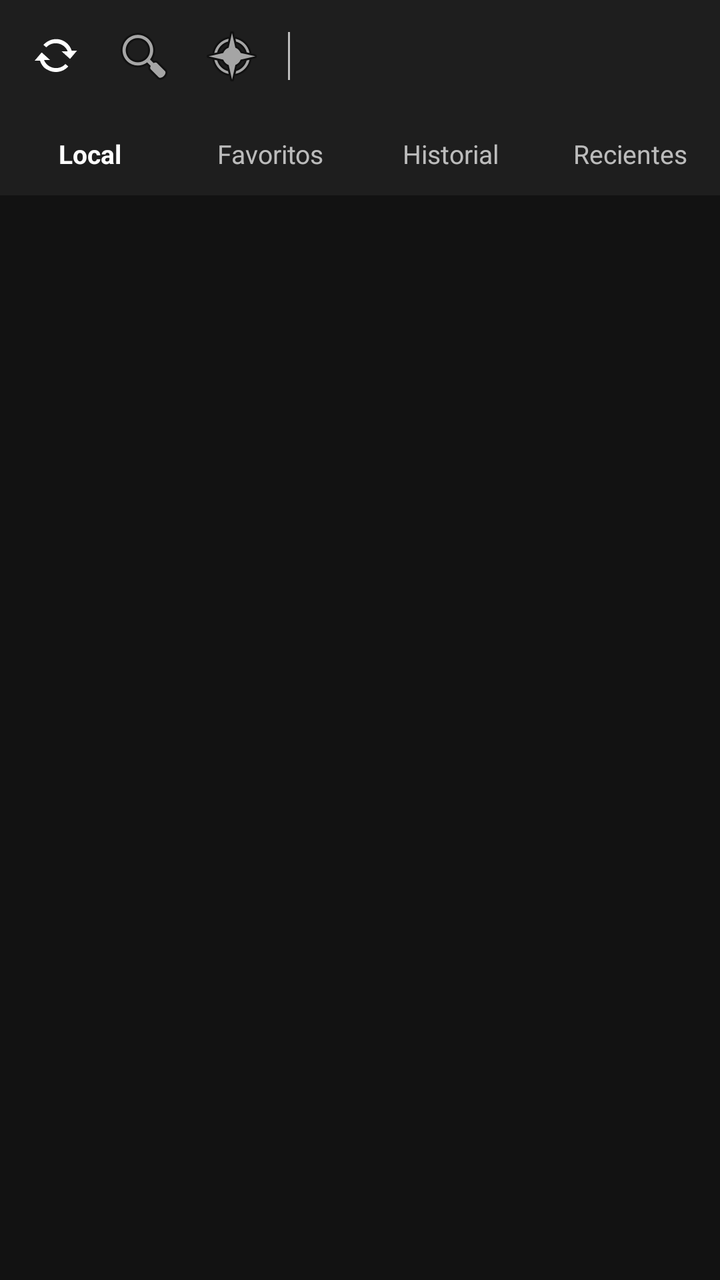
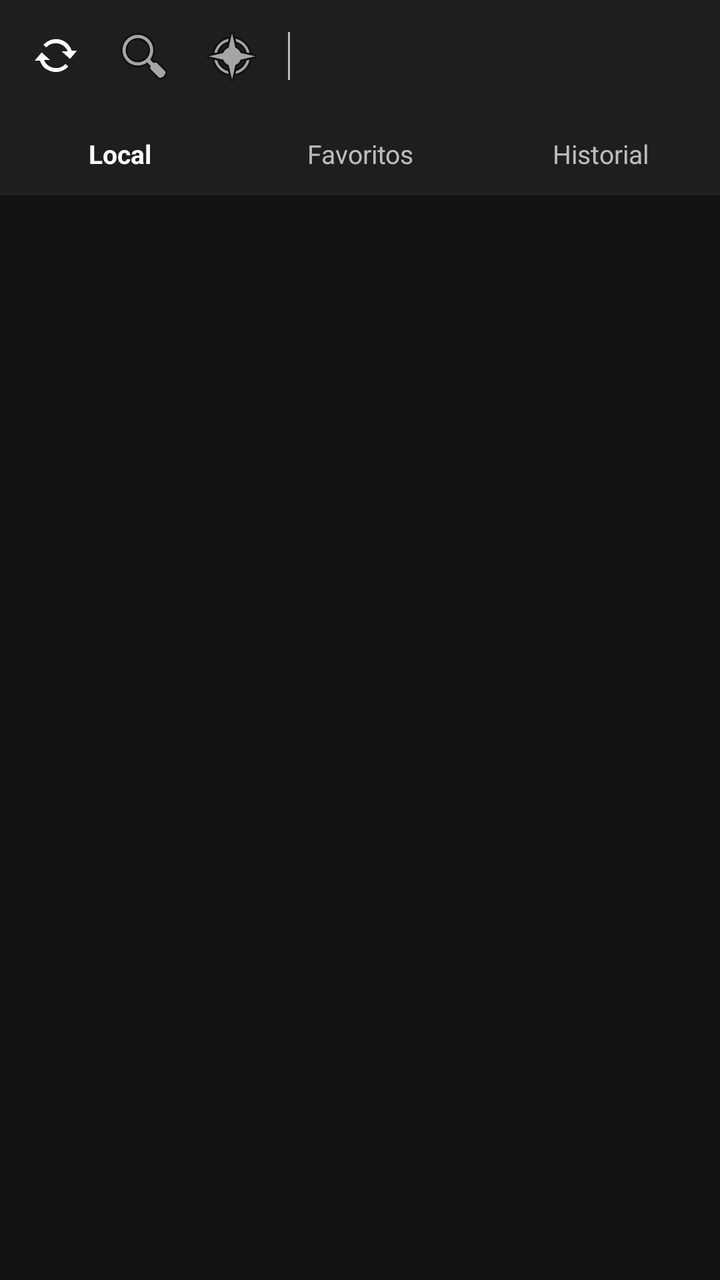

Screens rendered from an Android XML layout before and after an edit, with the pre-edit source and the edit as a unified diff.
<!-- AndroidManifest.xml: application theme Theme.MangaReader -->
<!-- res/layout/activity_library.xml -->
<?xml version="1.0" encoding="utf-8"?>
<LinearLayout xmlns:android="http://schemas.android.com/apk/res/android"
    android:layout_width="match_parent"
    android:layout_height="match_parent"
    android:orientation="vertical"
    android:focusableInTouchMode="true"
    android:focusable="true"
    android:background="@color/dark_bg">

    <LinearLayout
        android:layout_width="match_parent"
        android:layout_height="wrap_content"
        android:orientation="horizontal"
        android:padding="8dp"
        android:background="@color/dark_surface"
        android:gravity="center_vertical">

        <ImageButton
            android:id="@+id/btnRefresh"
            android:layout_width="40dp"
            android:layout_height="40dp"
            android:background="?attr/selectableItemBackgroundBorderless"
            android:src="@android:drawable/stat_notify_sync"
            android:contentDescription="Actualizar" />

        <ImageButton
            android:id="@+id/btnSearchToggle"
            android:layout_width="40dp"
            android:layout_height="40dp"
            android:background="?attr/selectableItemBackgroundBorderless"
            android:src="@android:drawable/ic_menu_search"
            android:contentDescription="Buscar"
            android:layout_marginStart="4dp" />

        <ImageButton
            android:id="@+id/btnBrowseOnline"
            android:layout_width="40dp"
            android:layout_height="40dp"
            android:background="?attr/selectableItemBackgroundBorderless"
            android:src="@android:drawable/ic_menu_compass"
            android:contentDescription="Explorar online"
            android:layout_marginStart="4dp" />

        <LinearLayout
            android:id="@+id/searchContainer"
            android:layout_width="0dp"
            android:layout_height="wrap_content"
            android:layout_weight="1"
            android:orientation="horizontal"
            android:visibility="gone"
            android:layout_marginStart="8dp"
            android:background="#FF303030"
            android:paddingStart="8dp"
            android:paddingEnd="8dp">

            <EditText
                android:id="@+id/searchBox"
                android:layout_width="0dp"
                android:layout_height="40dp"
                android:layout_weight="1"
                android:background="@android:color/transparent"
                android:hint="@string/search_hint"
                android:textColorHint="@color/text_secondary"
                android:textColor="@color/text_primary"
                android:textSize="14sp"
                android:singleLine="true"
                android:imeOptions="actionSearch"
                android:inputType="text" />

            <ImageButton
                android:id="@+id/btnClearSearch"
                android:layout_width="32dp"
                android:layout_height="32dp"
                android:layout_gravity="center_vertical"
                android:background="?attr/selectableItemBackgroundBorderless"
                android:src="@android:drawable/ic_menu_close_clear_cancel"
                android:contentDescription="Limpiar" />
        </LinearLayout>

        <View
            android:layout_width="1dp"
            android:layout_height="24dp"
            android:background="@color/text_secondary"
            android:layout_marginStart="8dp"
            android:layout_marginEnd="8dp" />

        <Spinner
            android:id="@+id/sortSpinner"
            android:layout_width="wrap_content"
            android:layout_height="40dp"
            android:background="@android:color/transparent" />
    </LinearLayout>

    <LinearLayout
        android:id="@+id/tabBar"
        android:layout_width="match_parent"
        android:layout_height="wrap_content"
        android:orientation="horizontal"
        android:background="@color/dark_surface"
        android:paddingTop="2dp"
        android:paddingBottom="2dp">

        <TextView
            android:id="@+id/tabLocal"
            android:layout_width="0dp"
            android:layout_height="wrap_content"
            android:layout_weight="1"
            android:gravity="center"
            android:padding="10dp"
            android:text="Local"
            android:textColor="@color/text_primary"
            android:textSize="13sp"
            android:textStyle="bold" />

        <TextView
            android:id="@+id/tabFavorites"
            android:layout_width="0dp"
            android:layout_height="wrap_content"
            android:layout_weight="1"
            android:gravity="center"
            android:padding="10dp"
            android:text="Favoritos"
            android:textColor="@color/text_secondary"
            android:textSize="13sp" />

        <TextView
            android:id="@+id/tabHistory"
            android:layout_width="0dp"
            android:layout_height="wrap_content"
            android:layout_weight="1"
            android:gravity="center"
            android:padding="10dp"
            android:text="Historial"
            android:textColor="@color/text_secondary"
            android:textSize="13sp" />

        <TextView
            android:id="@+id/tabRecent"
            android:layout_width="0dp"
            android:layout_height="wrap_content"
            android:layout_weight="1"
            android:gravity="center"
            android:padding="10dp"
            android:text="Recientes"
            android:textColor="@color/text_secondary"
            android:textSize="13sp" />

    </LinearLayout>

    <FrameLayout
        android:layout_width="match_parent"
        android:layout_height="match_parent">

        <androidx.recyclerview.widget.RecyclerView
            android:id="@+id/recycler"
            android:layout_width="match_parent"
            android:layout_height="match_parent"
            android:padding="8dp"
            android:clipToPadding="false" />

        <ProgressBar
            android:id="@+id/progressBar"
            android:layout_width="wrap_content"
            android:layout_height="wrap_content"
            android:layout_gravity="center"
            android:visibility="gone" />

        <TextView
            android:id="@+id/emptyText"
            android:layout_width="wrap_content"
            android:layout_height="wrap_content"
            android:layout_gravity="center"
            android:textColor="@color/text_secondary"
            android:padding="24dp"
            android:gravity="center"
            android:visibility="gone" />

    </FrameLayout>

    <include android:id="@+id/bottomNav" layout="@layout/view_bottom_nav" />

</LinearLayout>
<!-- res/layout/view_bottom_nav.xml (included above) -->
<?xml version="1.0" encoding="utf-8"?>
<com.google.android.material.bottomnavigation.BottomNavigationView
    xmlns:android="http://schemas.android.com/apk/res/android"
    xmlns:app="http://schemas.android.com/apk/res-auto"
    android:id="@+id/bottomNav"
    android:layout_width="match_parent"
    android:layout_height="wrap_content"
    android:background="@color/dark_surface"
    app:menu="@menu/bottom_nav_menu"
    app:itemIconTint="@color/text_secondary"
    app:itemTextColor="@color/text_secondary"
    app:itemBackground="@color/dark_surface"
    app:labelVisibilityMode="labeled" />
<!-- resources referenced by this layout -->
<resources>
  <color name="dark_bg">#FF121212</color>
  <color name="dark_surface">#FF1E1E1E</color>
  <color name="text_primary">#FFFFFFFF</color>
  <color name="text_secondary">#B3FFFFFF</color>
  <string name="search_hint">Buscar manga…</string>
  <style name="Theme.MangaReader" parent="Theme.MaterialComponents.DayNight.NoActionBar">
          <item name="android:windowBackground">@color/dark_bg</item>
          <item name="colorPrimary">@color/dark_surface</item>
          <item name="colorPrimaryDark">@color/black</item>
          <item name="colorAccent">@color/accent</item>
          <item name="android:textColorPrimary">@color/text_primary</item>
          <item name="android:textColorSecondary">@color/text_secondary</item>
          <item name="android:alertDialogTheme">@style/DialogTheme.MangaReader</item>
      </style>
  <color name="black">#FF000000</color>
  <color name="accent">#FF4FC3F7</color>
  <style name="DialogTheme.MangaReader" parent="Theme.MaterialComponents.Dialog.Alert">
          <item name="android:windowBackground">@color/dark_surface</item>
          <item name="colorPrimary">@color/accent</item>
          <item name="android:textColorPrimary">@color/text_primary</item>
          <item name="android:textColorSecondary">@color/text_secondary</item>
          <item name="android:textColorHint">@color/text_secondary</item>
      </style>
</resources>

<!-- the commit's change to res/layout/activity_library.xml (unified diff, before → after) -->
@@ -134,17 +134,6 @@
             android:textColor="@color/text_secondary"
             android:textSize="13sp" />
 
-        <TextView
-            android:id="@+id/tabRecent"
-            android:layout_width="0dp"
-            android:layout_height="wrap_content"
-            android:layout_weight="1"
-            android:gravity="center"
-            android:padding="10dp"
-            android:text="Recientes"
-            android:textColor="@color/text_secondary"
-            android:textSize="13sp" />
-
     </LinearLayout>
 
     <FrameLayout
